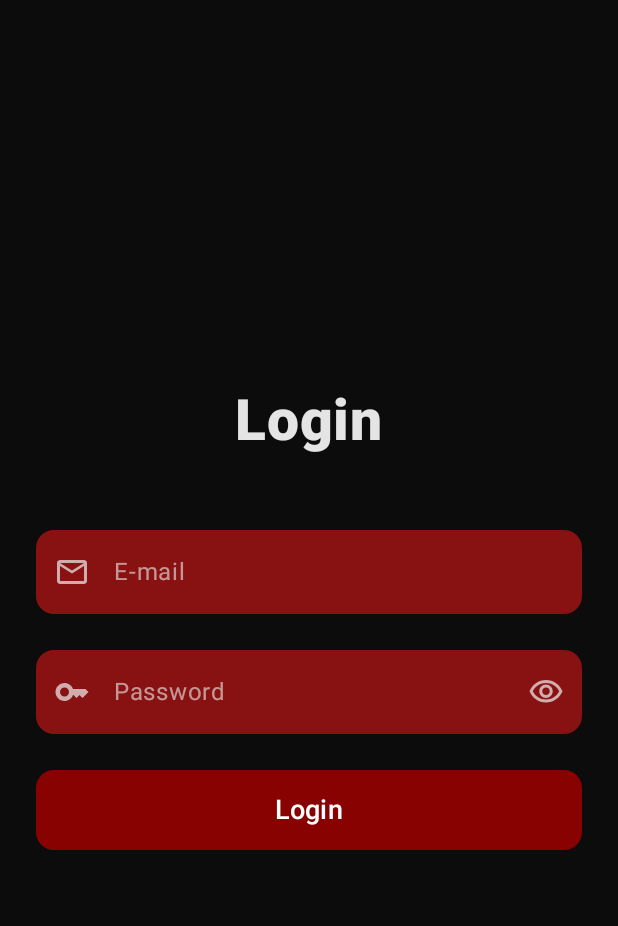
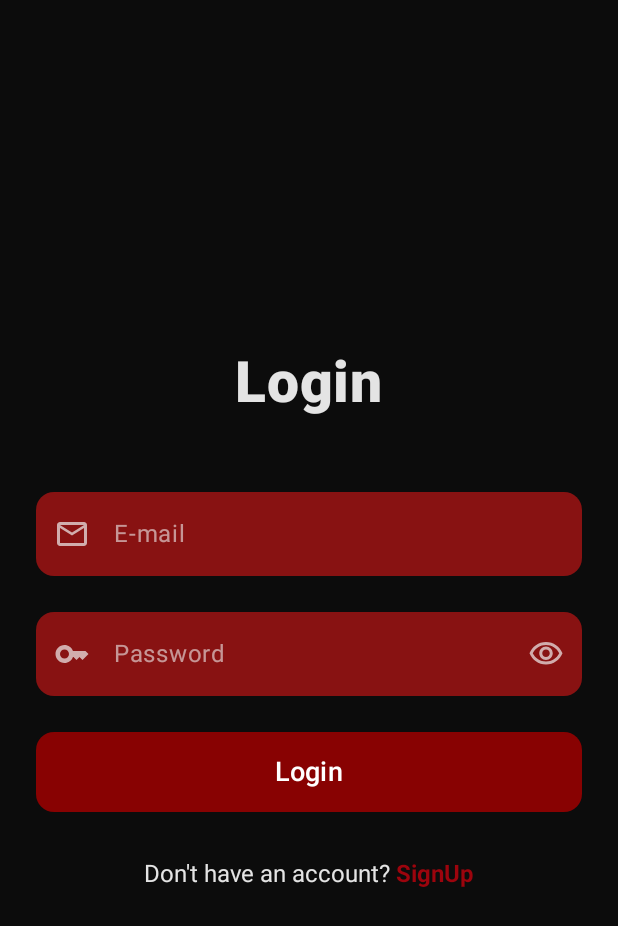
Before and after one commit to jsericksk/Quotes-App, an Android app built with Jetpack Compose: the screen it shows after launch (MainActivity), on a phone screen of 412 x 824 dp. Shown: the top 926 px of the screen. Run offline under Robolectric (Android 15) with nearby library versions, the phone set to English and light mode, and no system bars; our stand-ins replace accompanist; libraries missing offline, so code that uses them is left out: com.google.accompanist.navigation.

Commit message:
refactor: Pequena melhoria na LoginScreen adicionando texto de criação de conta

```diff
--- a/app/src/main/java/com/kproject/quotes/presentation/screens/auth/login/LoginScreen.kt
+++ b/app/src/main/java/com/kproject/quotes/presentation/screens/auth/login/LoginScreen.kt
@@ -6,6 +6,7 @@ import androidx.compose.foundation.layout.Spacer
 import androidx.compose.foundation.layout.fillMaxSize
 import androidx.compose.foundation.layout.height
 import androidx.compose.foundation.layout.padding
+import androidx.compose.foundation.text.ClickableText
 import androidx.compose.material3.MaterialTheme
 import androidx.compose.material3.Text
 import androidx.compose.runtime.Composable
@@ -16,7 +17,11 @@ import androidx.compose.runtime.setValue
 import androidx.compose.ui.Alignment
 import androidx.compose.ui.Modifier
 import androidx.compose.ui.res.stringResource
+import androidx.compose.ui.text.SpanStyle
+import androidx.compose.ui.text.TextStyle
+import androidx.compose.ui.text.buildAnnotatedString
 import androidx.compose.ui.text.font.FontWeight
+import androidx.compose.ui.text.withStyle
 import androidx.compose.ui.tooling.preview.Preview
 import androidx.compose.ui.unit.dp
 import androidx.compose.ui.unit.sp
@@ -79,9 +84,46 @@ private fun MainContent(
         Spacer(Modifier.height(heightSpacing))
         AuthButton(
             text = stringResource(id = R.string.login),
-            onClick = onNavigateToSignUpScreen
+            onClick = {}
+        )
+        Spacer(Modifier.height(32.dp))
+        SignUpText(
+            onNavigateToSignUpScreen = onNavigateToSignUpScreen
         )
     }
+}
+
+@Composable
+private fun SignUpText(onNavigateToSignUpScreen: () -> Unit) {
+    val tag = stringResource(id = R.string.signup)
+    val annotatedText = buildAnnotatedString {
+        append(stringResource(id = R.string.dont_have_an_account) + " ")
+        pushStringAnnotation(
+            tag = tag,
+            annotation = "https://developer.android.com"
+        )
+        withStyle(
+            style = SpanStyle(color = MaterialTheme.colorScheme.secondary, fontWeight = FontWeight.Bold)
+        ) {
+            append(stringResource(id = R.string.signup))
+        }
+        pop()
+    }
+
+    ClickableText(
+        text = annotatedText,
+        style = TextStyle(
+            color = MaterialTheme.colorScheme.onPrimary,
+            fontSize = 16.sp
+        ),
+        onClick = { offset ->
+            annotatedText.getStringAnnotations(
+                tag = tag, start = offset, end = offset
+            ).firstOrNull()?.let { annotation ->
+                onNavigateToSignUpScreen()
+            }
+        }
+    )
 }
 
 @Preview
--- a/app/src/main/res/values/strings.xml
+++ b/app/src/main/res/values/strings.xml
@@ -9,5 +9,6 @@
 
     <string name="login">Login</string>
     <string name="signup">SignUp</string>
+    <string name="dont_have_an_account">Don\'t have an account?</string>
 
 </resources>
```
